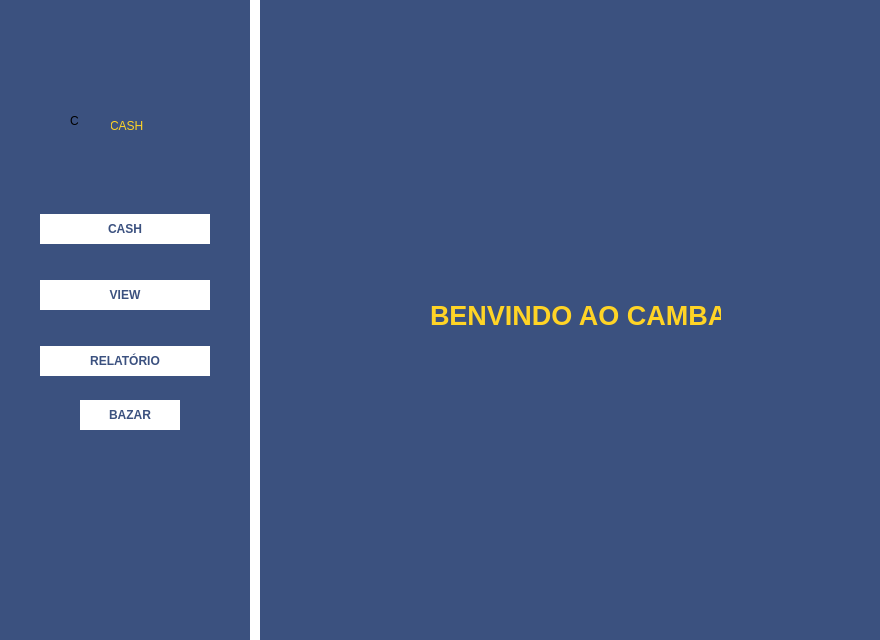
First picture: the form in cambaCash/areadegestao.ui, repository Leumim2020/CambaCash, before the edit.
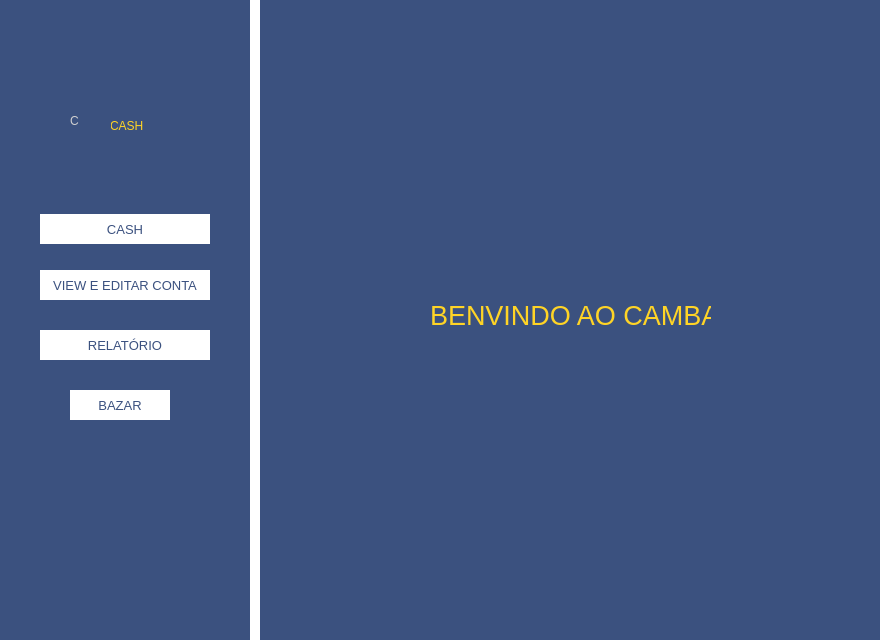
Second picture: the form after the edit.

Diff of the .ui file:
```diff
--- a/cambaCash/areadegestao.ui
+++ b/cambaCash/areadegestao.ui
@@ -97,7 +97,7 @@
    </property>
    <property name="styleSheet">
     <string notr="true">font: 600 45pt &quot;Segoe UI Semibold&quot;;
-</string>
+color: rgb(208, 208, 208);</string>
    </property>
    <property name="text">
     <string>C</string>
@@ -108,7 +108,7 @@
     <rect>
      <x>430</x>
      <y>300</y>
-     <width>291</width>
+     <width>281</width>
      <height>31</height>
     </rect>
    </property>
@@ -117,7 +117,7 @@
      <family>Segoe UI</family>
      <pointsize>20</pointsize>
      <italic>false</italic>
-     <bold>true</bold>
+     <bold>false</bold>
     </font>
    </property>
    <property name="cursor">
@@ -133,8 +133,8 @@
   <widget class="QPushButton" name="pushButton_4">
    <property name="geometry">
     <rect>
-     <x>80</x>
-     <y>400</y>
+     <x>70</x>
+     <y>390</y>
      <width>100</width>
      <height>30</height>
     </rect>
@@ -153,7 +153,10 @@
    </property>
    <property name="font">
     <font>
-     <bold>true</bold>
+     <family>Segoe UI</family>
+     <pointsize>10</pointsize>
+     <italic>false</italic>
+     <bold>false</bold>
     </font>
    </property>
    <property name="cursor">
@@ -172,7 +175,7 @@
    <property name="geometry">
     <rect>
      <x>40</x>
-     <y>346</y>
+     <y>330</y>
      <width>170</width>
      <height>30</height>
     </rect>
@@ -191,7 +194,10 @@
    </property>
    <property name="font">
     <font>
-     <bold>true</bold>
+     <family>Segoe UI</family>
+     <pointsize>10</pointsize>
+     <italic>false</italic>
+     <bold>false</bold>
     </font>
    </property>
    <property name="cursor">
@@ -229,7 +235,10 @@
    </property>
    <property name="font">
     <font>
-     <bold>true</bold>
+     <family>Segoe UI</family>
+     <pointsize>10</pointsize>
+     <italic>false</italic>
+     <bold>false</bold>
     </font>
    </property>
    <property name="cursor">
@@ -248,7 +257,7 @@
    <property name="geometry">
     <rect>
      <x>40</x>
-     <y>280</y>
+     <y>270</y>
      <width>170</width>
      <height>30</height>
     </rect>
@@ -267,7 +276,10 @@
    </property>
    <property name="font">
     <font>
-     <bold>true</bold>
+     <family>Segoe UI</family>
+     <pointsize>10</pointsize>
+     <italic>false</italic>
+     <bold>false</bold>
     </font>
    </property>
    <property name="cursor">
@@ -279,7 +291,7 @@
 color:rgb(59,81,127);</string>
    </property>
    <property name="text">
-    <string>VIEW</string>
+    <string>VIEW E EDITAR CONTA</string>
    </property>
   </widget>
  </widget>
```
Left out of the diff: 7 changed lines with no effect on the pictures.
